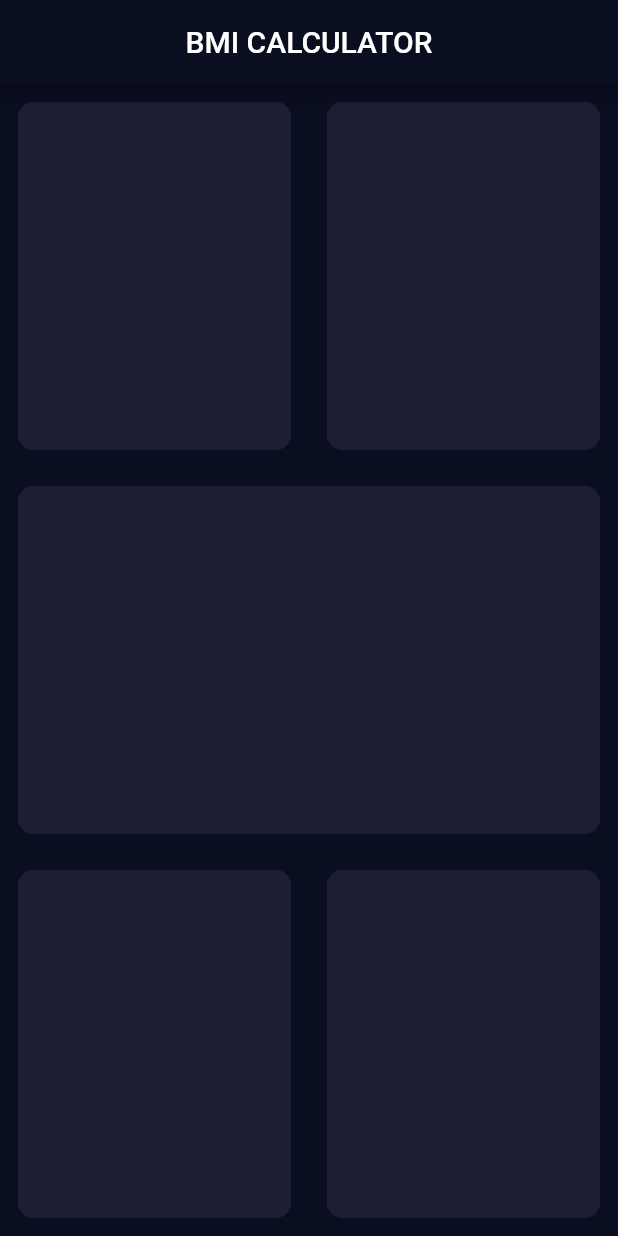
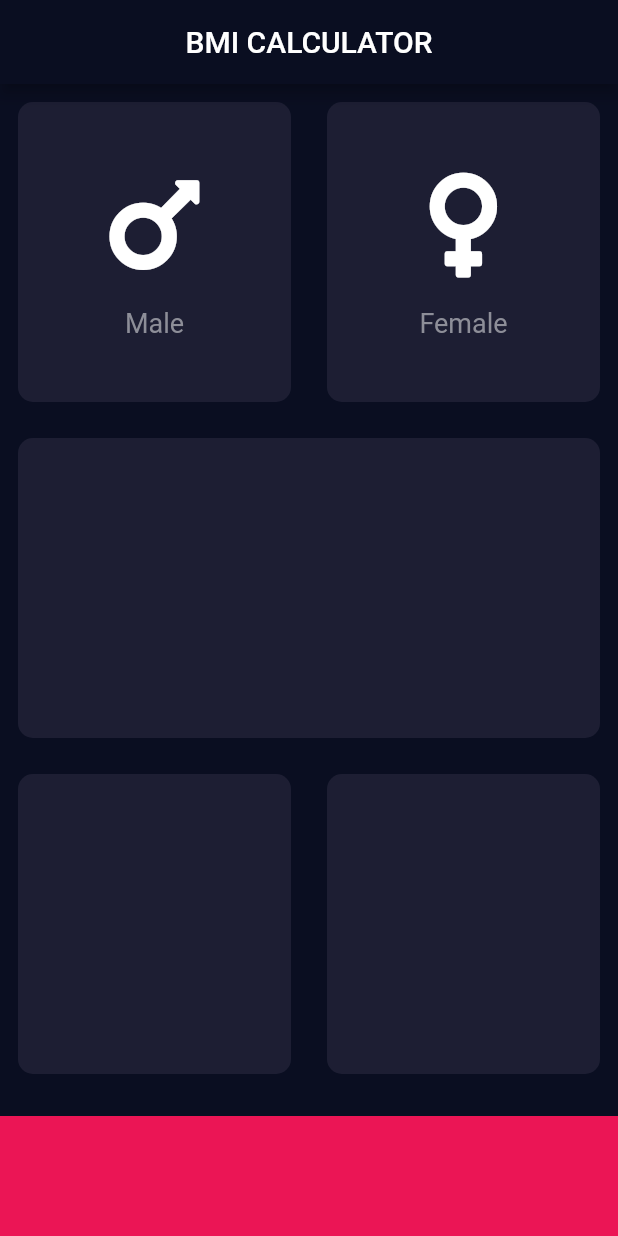
Before and after one commit to jvsena42/bmi_calculator, a Flutter app: the screen it shows after launch, on a phone screen of 412 x 824 dp. Run offline on Flutter 3.47's test engine with Material 2 defaults, Android fonts, the phone set to English and light mode, and no system bars; our stand-ins replace font_awesome_flutter.

Commit message:
feat: icon content

```diff
--- /dev/null
+++ b/lib/icon_content.dart
@@ -0,0 +1,38 @@
+
+import 'package:flutter/widgets.dart';
+import 'package:font_awesome_flutter/font_awesome_flutter.dart';
+
+const grayText = Color(0XFF8D8E98);
+const labelStyle = TextStyle(
+  fontSize: 18.0,
+  color: grayText,
+);
+const iconSize = 80.0;
+
+class ColumnGender extends StatelessWidget {
+
+  ColumnGender(this.label, this.iconGender);
+
+  final String label;
+  final IconData iconGender;
+
+  @override
+  Widget build(BuildContext context) {
+    return Column(
+      mainAxisAlignment: MainAxisAlignment.center,
+      children: [
+        FaIcon(
+          iconGender,
+          size: iconSize,
+        ),
+        SizedBox(
+          height: 15.0,
+        ),
+        Text(
+          label,
+          style: labelStyle,
+        ),
+      ],
+    );
+  }
+}
--- a/lib/input_page.dart
+++ b/lib/input_page.dart
@@ -1,4 +1,11 @@
+import 'package:bmi_calculator/icon_content.dart';
+import 'package:bmi_calculator/resusable_card.dart';
 import 'package:flutter/material.dart';
+import 'package:font_awesome_flutter/font_awesome_flutter.dart';
+
+const bottomContainerHeight = 80.0;
+const bottomContainerColor = Color(0XFFEB1555);
+
 
 class InputPage extends StatefulWidget {
   @override
@@ -18,8 +25,12 @@ class _InputPageState extends State<InputPage> {
           Expanded(
             child: Row(
               children: [
-                CustomCard(),
-                CustomCard(),
+                CustomCard(
+                  cardChild: ColumnGender('Male', FontAwesomeIcons.mars),
+                ),
+                CustomCard(
+                    cardChild: ColumnGender('Female', FontAwesomeIcons.venus)
+                ),
               ],
             ),
           ),
@@ -32,28 +43,14 @@ class _InputPageState extends State<InputPage> {
               ],
             ),
           ),
+          Container(
+            margin: EdgeInsets.only(top: 16.0),
+            color: bottomContainerColor,
+            height: bottomContainerHeight,
+            width: double.infinity,
+          )
         ],
       ),
     );
   }
 }
-
-class CustomCard extends StatelessWidget {
-
-  CustomCard({this.bgColor = const Color(0XFF1D1E33)});
-
-  final Color bgColor;
-
-  @override
-  Widget build(BuildContext context) {
-    return Expanded(
-      child: Container(
-        margin: EdgeInsets.all(12.0),
-        decoration: BoxDecoration(
-          color: bgColor,
-          borderRadius: BorderRadius.circular(10.0),
-        ),
-      ),
-    );
-  }
-}
--- /dev/null
+++ b/lib/resusable_card.dart
@@ -0,0 +1,24 @@
+import 'package:flutter/widgets.dart';
+
+const darkGray = Color(0XFF1D1E33);
+
+class CustomCard extends StatelessWidget {
+  CustomCard({this.bgColor = darkGray, this.cardChild});
+
+  final Color bgColor;
+  final Widget? cardChild;
+
+  @override
+  Widget build(BuildContext context) {
+    return Expanded(
+      child: Container(
+        child: cardChild,
+        margin: EdgeInsets.all(12.0),
+        decoration: BoxDecoration(
+          color: bgColor,
+          borderRadius: BorderRadius.circular(10.0),
+        ),
+      ),
+    );
+  }
+}
```
Also changed, not shown: pubspec.yaml (+1 -46 lines), pubspec.lock.
